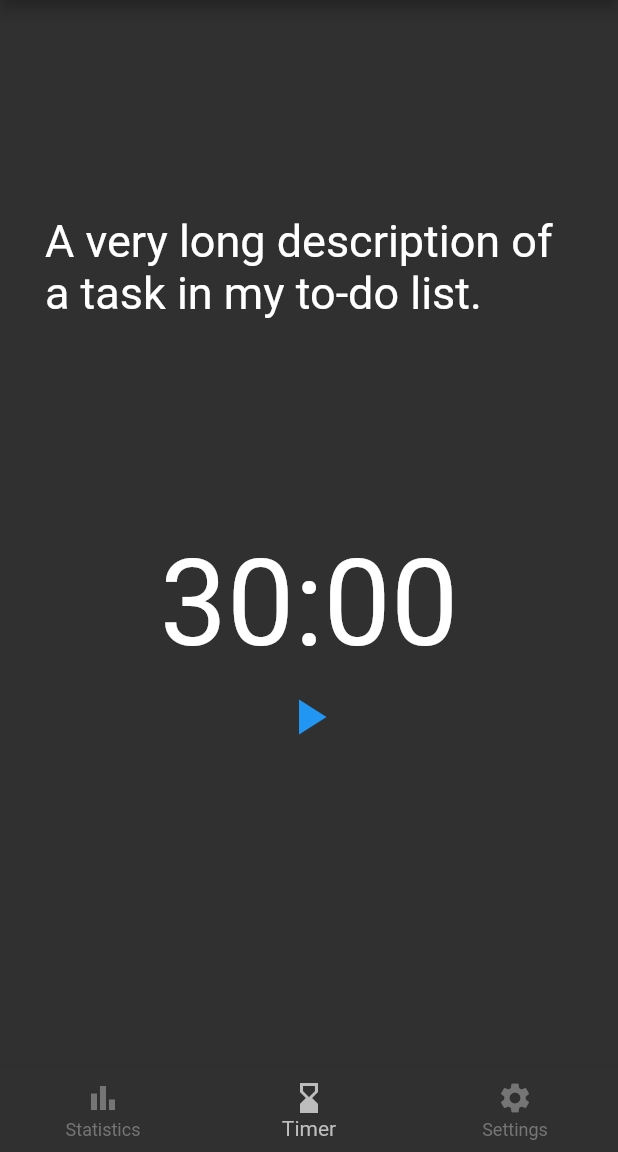
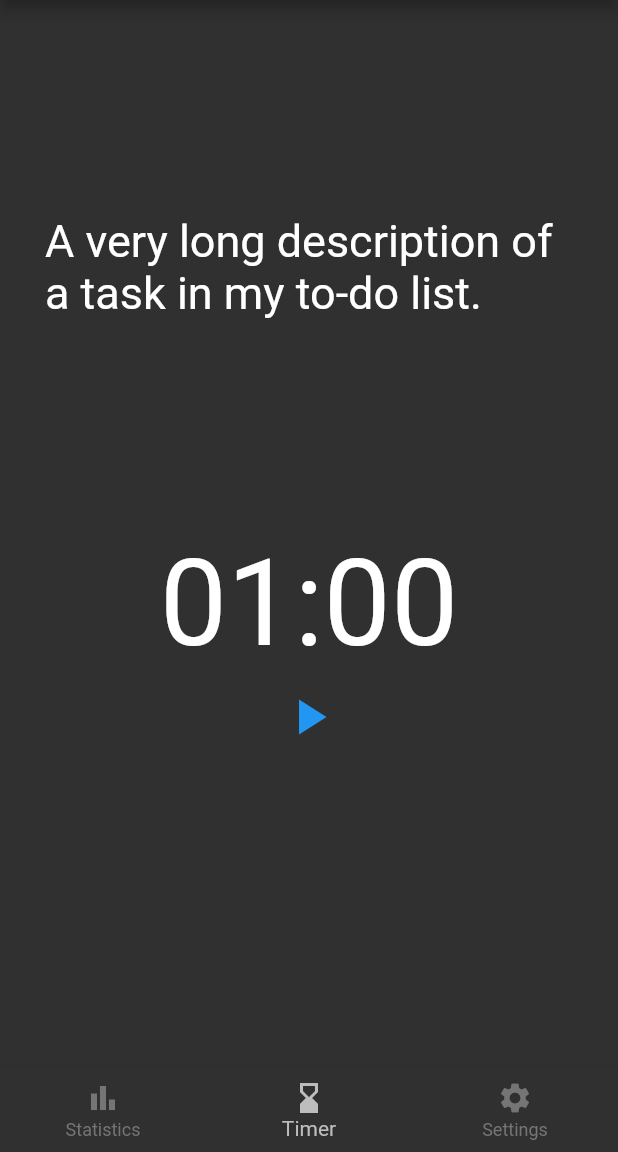
Before and after one commit to lggruspe/tomate_tu_tiempo, a Flutter app: the screen it shows after launch, item 2 of the bottom bar chosen, on a phone screen of 412 x 824 dp, the part 84-1236 px from its top. Run offline on Flutter 3.47's test engine with Material 2 defaults, Android fonts, the light colour scheme and no system bars.

Commit message:
Add pausable timer

```diff
--- a/lib/main.dart
+++ b/lib/main.dart
@@ -1,3 +1,4 @@
+import 'dart:async';
 import 'package:flutter/material.dart';
 
 void main() {
@@ -89,7 +90,7 @@ class TimerBody extends StatelessWidget {
     return Column(
       children: <Widget>[
         MyDescription(),
-        MyClock(),
+        MyClock(Duration(minutes: 1)),
       ],
     );
   }
@@ -115,16 +116,21 @@ class MyDescription extends StatelessWidget {
 }
 
 class MyClock extends StatefulWidget {
+  final Duration duration;
+
+  MyClock(this.duration);
+
   @override
-  _MyClockState createState() => _MyClockState();
+  _MyClockState createState() => _MyClockState(duration);
 }
 
 class _MyClockState extends State<MyClock> {
-  void _startClock() {
-    setState(() {
-      // TODO do something
-    });
-  }
+  PausableTimer timer;
+
+  _MyClockState(Duration duration) : timer = PausableTimer(duration);
+
+  void _startTimer() => setState(() => timer.start((t) => setState(() {})));
+  void _pauseTimer() => setState(() => timer.pause());
 
   @override
   Widget build(BuildContext context) {
@@ -136,16 +142,13 @@ class _MyClockState extends State<MyClock> {
         ),
         child: Center(
           child: Column(children: <Widget>[
-            const Text(
-              '30:00',
+            Text(
+              timer.duration.toString().substring(2, 7),
               style: TextStyle(
                 fontSize: 80.0,
               ),
             ),
-            StartPauseButton(
-              () => print('pressed start'),
-              () => print('pressed pause'),
-            ),
+            StartPauseButton(_startTimer, _pauseTimer),
           ]),
         ),
       ),
@@ -212,3 +215,30 @@ class MyBody extends StatelessWidget {
     }
   }
 }
+
+class PausableTimer {
+  Duration duration;
+  Timer? timer;
+
+  PausableTimer(this.duration);
+
+  void start(void Function(Timer) callback) {
+    const second = Duration(seconds: 1);
+    if (timer == null) {
+      timer = Timer.periodic(second, (timer) {
+        if (duration < Duration.zero) {
+          timer.cancel();
+          callback(timer);
+        } else {
+          callback(timer);
+          duration -= second;
+        }
+      });
+    }
+  }
+
+  void pause() {
+    timer?.cancel();
+    timer = null;
+  }
+}
```
